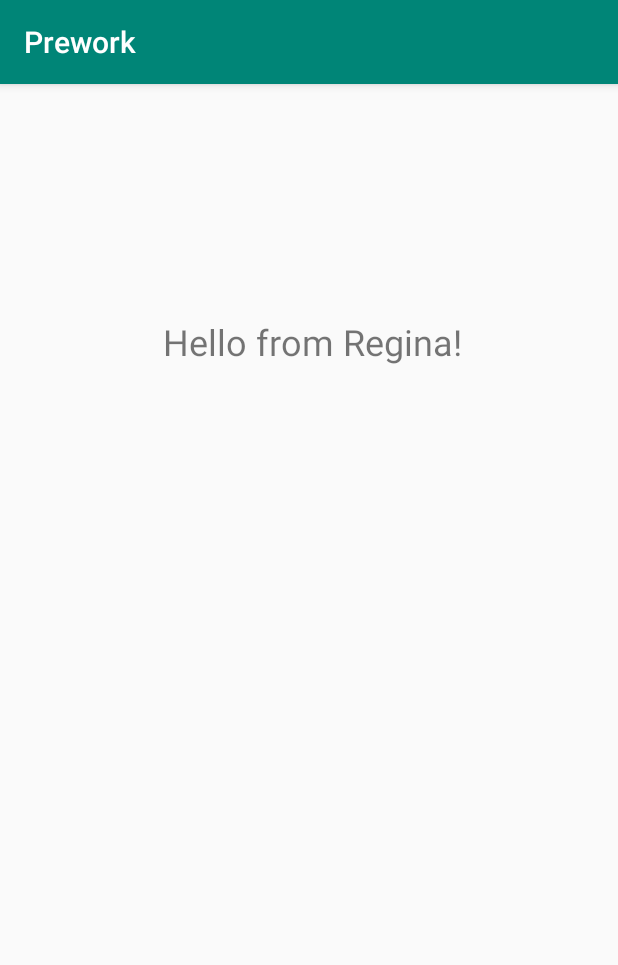
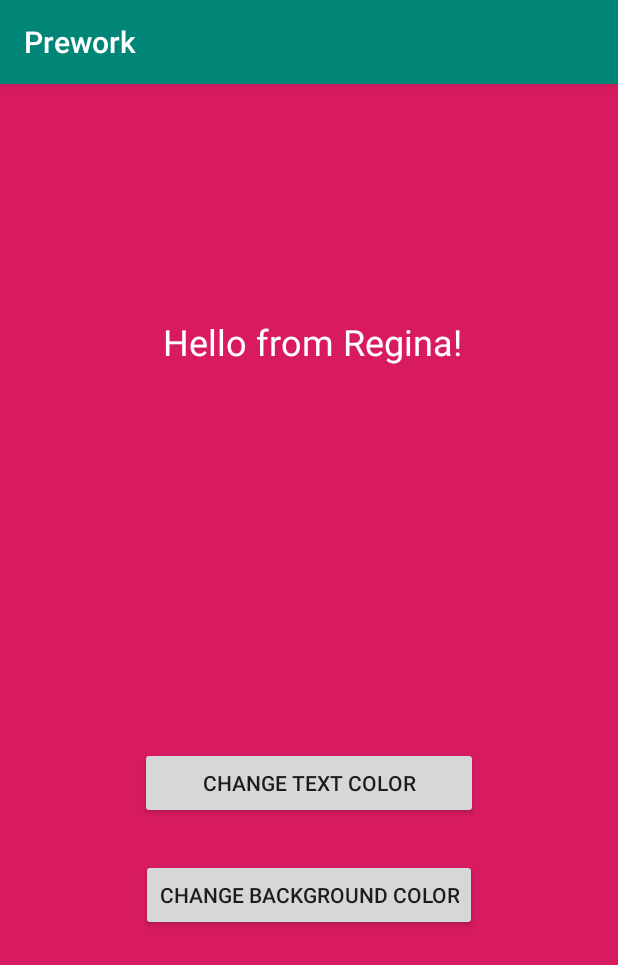
Before and after one commit to Regina-Bass/Prework, an Android app: the screen it shows after launch (MainActivity), on a phone screen of 412 x 824 dp. Shown: the top 965 px of the screen. Run offline under Robolectric (Android 15) with nearby library versions, the phone set to English and light mode, and no system bars.

Commit message:
required user stories completed

```diff
--- a/app/src/main/java/com/example/prework/MainActivity.java
+++ b/app/src/main/java/com/example/prework/MainActivity.java
@@ -3,6 +3,9 @@ package com.example.prework;
 import androidx.appcompat.app.AppCompatActivity;
 
 import android.os.Bundle;
+import android.util.Log;
+import android.view.View;
+import android.widget.TextView;
 
 public class MainActivity extends AppCompatActivity {
 
@@ -10,5 +13,20 @@ public class MainActivity extends AppCompatActivity {
     protected void onCreate(Bundle savedInstanceState) {
         super.onCreate(savedInstanceState);
         setContentView(R.layout.activity_main);
+
+        findViewById(R.id.button).setOnClickListener(new View.OnClickListener() {
+            @Override
+            public void onClick(View v) {
+                //Log.i("Regina", "Button Clicked");
+                ((TextView) findViewById(R.id.textView)).setTextColor(
+                        getResources().getColor(R.color.colorPrimary));   //option Enter for the cast import
+            }
+        });
+        /*findViewById(R.id.button2).setOnClickListener(new View.OnClickListener() {
+            @Override
+            public void onClick(View v) {
+                findViewById()
+            }
+        });*/
     }
 }
--- a/app/src/main/res/layout/activity_main.xml
+++ b/app/src/main/res/layout/activity_main.xml
@@ -3,6 +3,7 @@
     xmlns:app="http://schemas.android.com/apk/res-auto"
     xmlns:tools="http://schemas.android.com/tools"
     android:layout_width="match_parent"
+    android:background="@color/colorAccent"
     android:layout_height="match_parent"
     tools:context=".MainActivity">
 
@@ -17,5 +18,24 @@
         android:layout_marginTop="155dp"
         android:layout_marginEnd="104dp"
         android:text="Hello from Regina!"
+        android:textColor="#FFFFFF"
         android:textSize="24sp" />
+
+    <Button
+        android:id="@+id/button"
+        android:layout_width="225dp"
+        android:layout_height="wrap_content"
+        android:layout_alignParentBottom="true"
+        android:layout_centerHorizontal="true"
+        android:layout_marginBottom="278dp"
+        android:text="Change Text Color" />
+
+    <Button
+        android:id="@+id/button2"
+        android:layout_width="wrap_content"
+        android:layout_height="wrap_content"
+        android:layout_alignParentBottom="true"
+        android:layout_centerHorizontal="true"
+        android:layout_marginBottom="203dp"
+        android:text="Change background Color" />
 </RelativeLayout>
```
